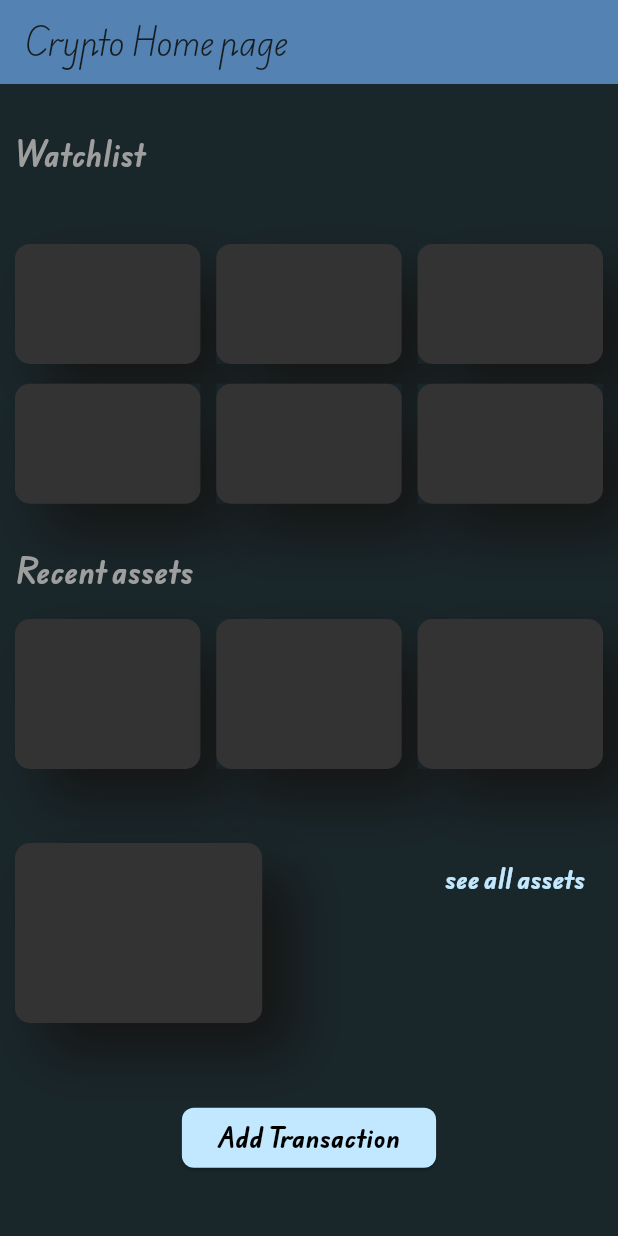
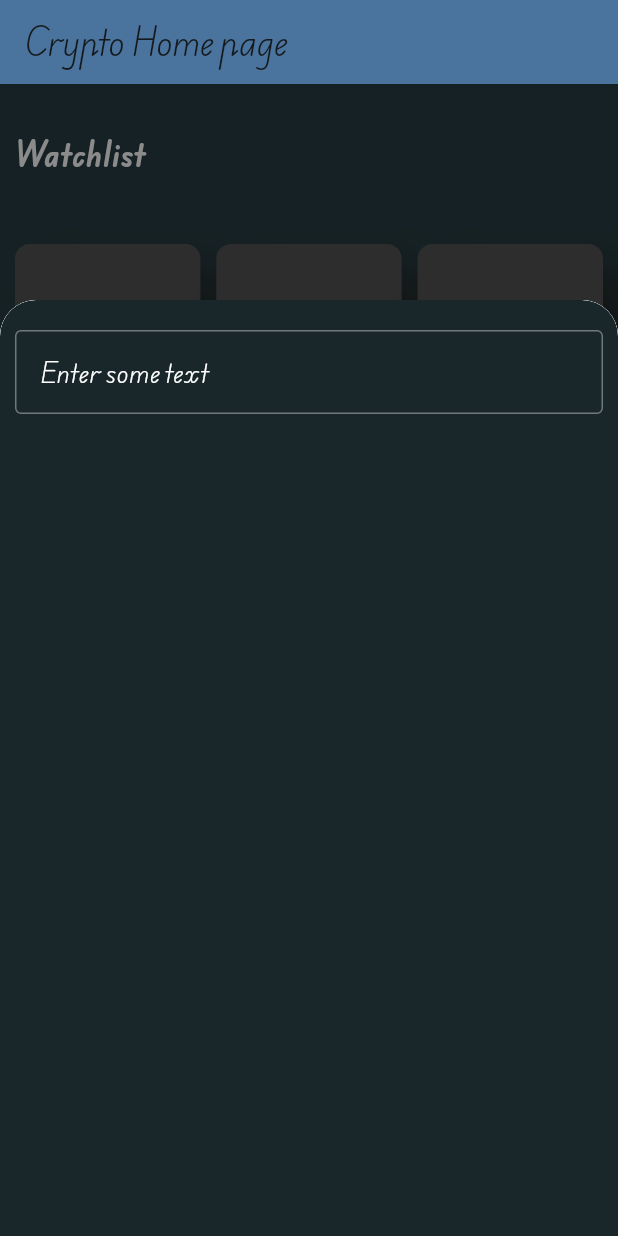
Before and after one commit to dretoba91/cryptofolio, a Flutter app: the screen it shows after launch, after a tap on "Add Transaction", on a phone screen of 412 x 824 dp. Run offline on Flutter 3.47's test engine with Material 3 defaults, Android fonts, the phone set to English and light mode, and no system bars; our stand-ins replace dio, flutter_dotenv, get, modal_bottom_sheet.

Commit message:
create add assets bottomsheet

```diff
--- a/lib/main.dart
+++ b/lib/main.dart
@@ -1,8 +1,10 @@
 import 'package:cryptofolio/screens/home.dart';
 import 'package:flutter/material.dart';
+import 'package:flutter_dotenv/flutter_dotenv.dart';
 import 'package:get/get.dart';
 
-void main() {
+void main() async {
+  await dotenv.load(fileName: ".env");
   runApp(const MyApp());
 }
 
--- a/lib/screens/home.dart
+++ b/lib/screens/home.dart
@@ -1,8 +1,10 @@
 import 'dart:developer';
 
 import 'package:cryptofolio/helpers/constants.dart';
+import 'package:cryptofolio/widgets/add_assets_bottomsheet.dart';
 import 'package:cryptofolio/widgets/card.dart';
 import 'package:flutter/material.dart';
+import 'package:modal_bottom_sheet/modal_bottom_sheet.dart';
 
 class Home extends StatelessWidget {
   const Home({super.key});
@@ -175,6 +177,15 @@ class Home extends StatelessWidget {
                     ElevatedButton(
                         onPressed: () {
                           // Add your button press logic here
+                          showCupertinoModalBottomSheet(
+                            context: context,
+                            topRadius: const Radius.circular(24),
+                            isDismissible: true,
+                            enableDrag: true,
+                            builder: (context) => Material(
+                              child: AddAssetsBottomsheet(),
+                            ),
+                          );
                         },
                         style: ElevatedButton.styleFrom(
                           backgroundColor: const Color(
--- a/lib/services/dio.dart
+++ b/lib/services/dio.dart
@@ -0,0 +1,5 @@
+import 'package:dio/dio.dart';
+
+class DioClient {
+  final dio = Dio();
+}
--- /dev/null
+++ b/lib/widgets/add_assets_bottomsheet.dart
@@ -0,0 +1,48 @@
+import 'package:cryptofolio/helpers/constants.dart';
+import 'package:flutter/material.dart';
+
+class AddAssetsBottomsheet extends StatelessWidget {
+  AddAssetsBottomsheet({super.key});
+
+  @override
+  Widget build(BuildContext context) {
+    ScreenUtils.init(context);
+    return SafeArea(
+      child: Container(
+        height: ScreenUtils.screenHeight - 200,
+        padding: const EdgeInsets.symmetric(
+          vertical: 20,
+          horizontal: 10,
+        ),
+        decoration: const BoxDecoration(
+          color: Color(0xFF19262A),
+          borderRadius: BorderRadius.only(
+            topLeft: Radius.circular(24),
+            topRight: Radius.circular(24),
+          ),
+        ),
+        child: Column(
+          mainAxisSize: MainAxisSize.max,
+          children: [
+            TextField(
+              controller: TextEditingController(),
+              decoration: const InputDecoration(
+                hintText: 'Enter some text',
+                hintStyle: TextStyle(
+                  color: Colors.white,
+                ),
+                border: OutlineInputBorder(),
+              ),
+              onChanged: (value) {
+                // Handle text changes
+              },
+              onSubmitted: (value) {
+                // Handle form submission
+              },
+            ),
+          ],
+        ),
+      ),
+    );
+  }
+}
```
Also changed, not shown: pubspec.yaml (+4 -3 lines), pubspec.lock, 1 other file.
